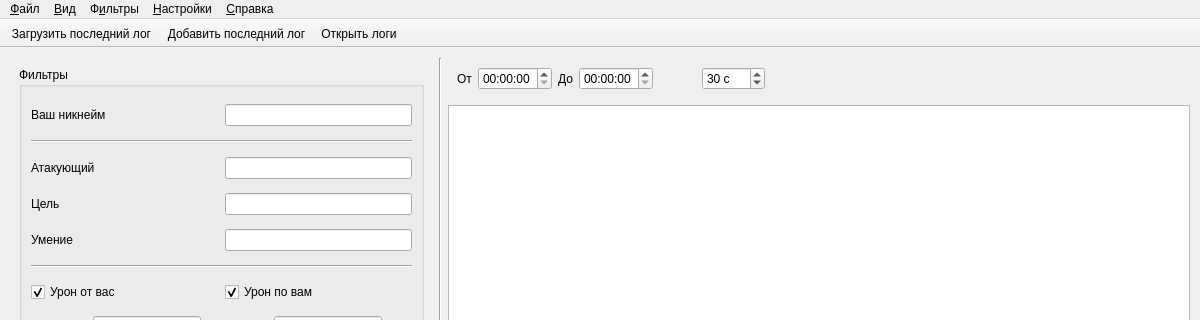
KolmePro/reva_damage_viewer, file src/gui/ui/main_window.ui: the form before one commit; both pictures show x 0 to 1200 and y 0 to 320 of the 1200 by 835 pixel window.
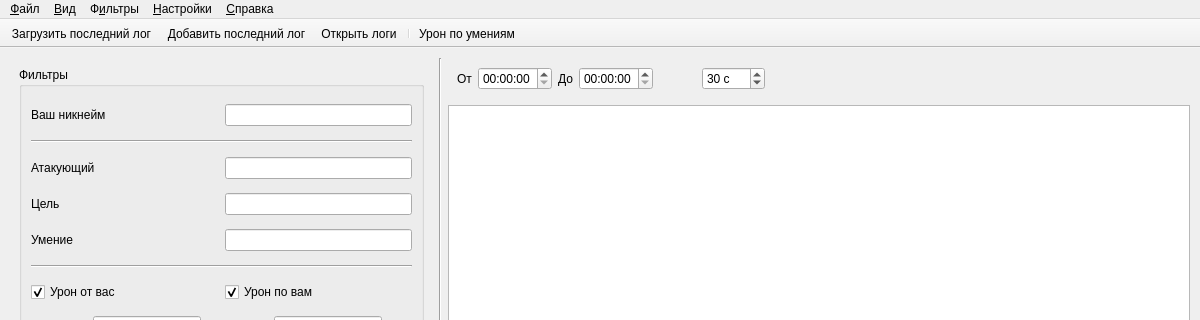
The form after the commit. Icons and pictures are not drawn. Custom widgets are drawn as their Qt base class.

Commit message: Add damage statistics by skill for displayed records

Diff of the .ui file:
```diff
--- a/src/gui/ui/main_window.ui
+++ b/src/gui/ui/main_window.ui
@@ -755,6 +755,8 @@
    <addaction name="action_load_last_log"/>
    <addaction name="action_append_last_log"/>
    <addaction name="action_load_log_file"/>
+   <addaction name="separator"/>
+   <addaction name="action_skill_damage"/>
   </widget>
   <widget class="QMenuBar" name="menubar">
    <property name="geometry">
@@ -809,6 +811,10 @@
    <property name="text"><string>В&amp;ыход</string></property>
    <property name="shortcut"><string>Alt+F4</string></property>
   </action>
+  <action name="action_skill_damage">
+   <property name="text"><string>Урон по умениям</string></property>
+   <property name="toolTip"><string>Урон каждого умения по всем отображаемым строкам с учётом фильтров</string></property>
+  </action>
   <action name="action_show_statusbar">
    <property name="checkable"><bool>true</bool></property>
    <property name="checked"><bool>true</bool></property>
```
Left out of the diff: 1 changed line with no effect on the pictures. The commit also changes 7 other files.
